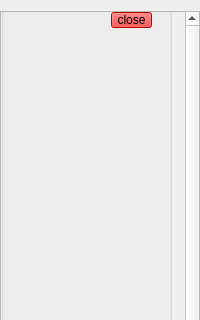
Old version of the form src/OpenCOVER/DrivingSim/oddlot/src/settings/widgets/oscobjectsettings.ui in the repository hlrs-vis/covise; both pictures show x 0 to 200 and y 0 to 320 of the 200 by 1000 pixel window.
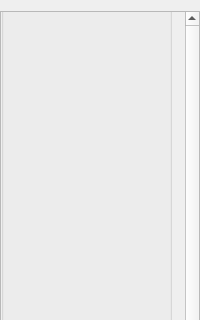
New version of the form.

```diff
--- a/src/OpenCOVER/DrivingSim/oddlot/src/settings/widgets/oscobjectsettings.ui
+++ b/src/OpenCOVER/DrivingSim/oddlot/src/settings/widgets/oscobjectsettings.ui
@@ -74,33 +74,6 @@
        <property name="title">
         <string/>
        </property>
-       <widget class="QPushButton" name="closeButton">
-        <property name="geometry">
-         <rect>
-          <x>110</x>
-          <y>30</y>
-          <width>41</width>
-          <height>16</height>
-         </rect>
-        </property>
-        <property name="sizePolicy">
-         <sizepolicy hsizetype="Minimum" vsizetype="Preferred">
-          <horstretch>0</horstretch>
-          <verstretch>0</verstretch>
-         </sizepolicy>
-        </property>
-        <property name="autoFillBackground">
-         <bool>false</bool>
-        </property>
-        <property name="styleSheet">
-         <string notr="true">QWidget{
-background-color: rgb(255,0,0);
-}</string>
-        </property>
-        <property name="text">
-         <string>close</string>
-        </property>
-       </widget>
       </widget>
      </widget>
     </widget>
```
